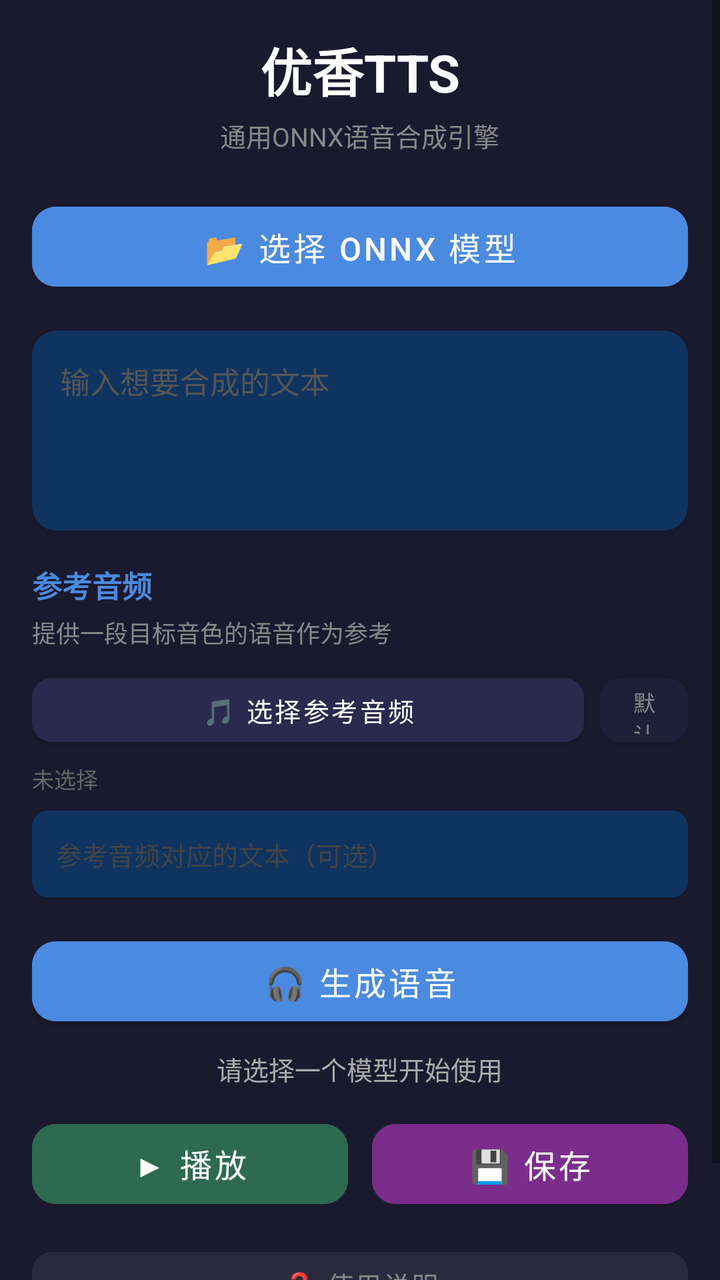
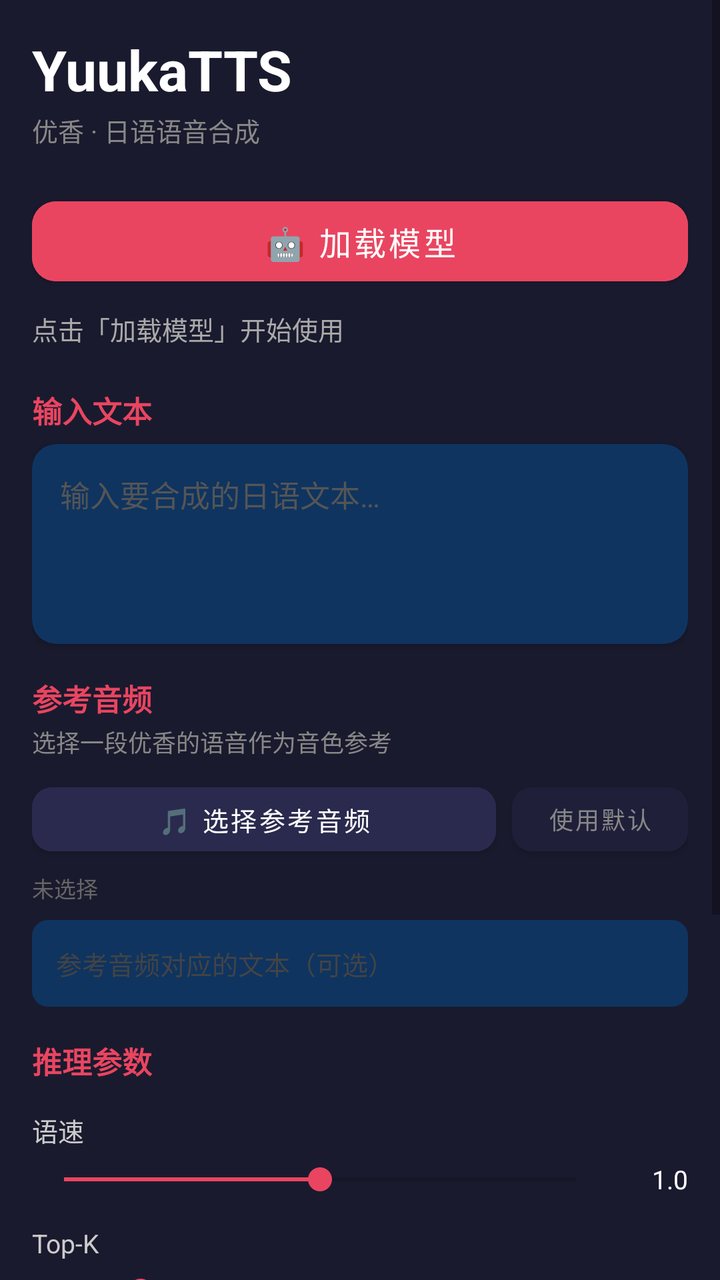

The first picture is an Android layout as it rendered before a commit; the second is the same layout after the commit. The layout source and the unified diff follow.
<!-- AndroidManifest.xml: application theme Theme.YukaTTS -->
<!-- res/layout/activity_main.xml -->
<?xml version="1.0" encoding="utf-8"?>
<ScrollView xmlns:android="http://schemas.android.com/apk/res/android"
    xmlns:app="http://schemas.android.com/apk/res-auto"
    android:layout_width="match_parent"
    android:layout_height="match_parent"
    android:background="#1a1a2e"
    android:fillViewport="true">

    <LinearLayout
        android:layout_width="match_parent"
        android:layout_height="wrap_content"
        android:orientation="vertical"
        android:padding="16dp"
        android:gravity="center_horizontal">

        
        <TextView
            android:layout_width="wrap_content"
            android:layout_height="wrap_content"
            android:text="优香TTS"
            android:textColor="#ffffff"
            android:textSize="26sp"
            android:textStyle="bold"
            android:layout_marginBottom="4dp" />

        <TextView
            android:layout_width="wrap_content"
            android:layout_height="wrap_content"
            android:text="通用ONNX语音合成引擎"
            android:textColor="#888888"
            android:textSize="13sp"
            android:layout_marginBottom="20dp" />

        
        <com.google.android.material.button.MaterialButton
            android:id="@+id/btn_select_model"
            android:layout_width="match_parent"
            android:layout_height="52dp"
            android:text="📂 选择 ONNX 模型"
            android:textColor="#ffffff"
            android:backgroundTint="#4a8ae0"
            android:textSize="16sp"
            app:cornerRadius="12dp" />

        <TextView
            android:id="@+id/model_info"
            android:layout_width="match_parent"
            android:layout_height="wrap_content"
            android:visibility="gone"
            android:textColor="#aaaaaa"
            android:textSize="12sp"
            android:typeface="monospace"
            android:padding="12dp"
            android:layout_marginTop="12dp"
            android:background="#0f3460"
            android:gravity="start" />

        <ProgressBar
            android:id="@+id/progress_bar"
            android:layout_width="match_parent"
            android:layout_height="4dp"
            android:visibility="gone"
            style="?android:attr/progressBarStyleHorizontal"
            android:indeterminate="true"
            android:layout_marginTop="8dp" />

        
        <androidx.cardview.widget.CardView
            android:layout_width="match_parent"
            android:layout_height="wrap_content"
            android:layout_marginTop="16dp"
            app:cardCornerRadius="12dp"
            app:cardBackgroundColor="#0f3460">

            <EditText
                android:id="@+id/text_input"
                android:layout_width="match_parent"
                android:layout_height="100dp"
                android:gravity="top"
                android:padding="14dp"
                android:hint="输入想要合成的文本"
                android:textColorHint="#555555"
                android:textColor="#ffffff"
                android:textSize="15sp"
                android:background="@null"
                android:inputType="textMultiLine"
                android:maxLength="500" />
        </androidx.cardview.widget.CardView>

        
        <LinearLayout
            android:layout_width="match_parent"
            android:layout_height="wrap_content"
            android:orientation="vertical"
            android:layout_marginTop="16dp">

            <TextView
                android:layout_width="wrap_content"
                android:layout_height="wrap_content"
                android:text="参考音频"
                android:textColor="#4a8ae0"
                android:textSize="15sp"
                android:textStyle="bold"
                android:layout_marginBottom="4dp" />

            <TextView
                android:layout_width="wrap_content"
                android:layout_height="wrap_content"
                android:text="提供一段目标音色的语音作为参考"
                android:textColor="#888888"
                android:textSize="12sp"
                android:layout_marginBottom="8dp" />

            <LinearLayout
                android:layout_width="match_parent"
                android:layout_height="wrap_content"
                android:orientation="horizontal"
                android:gravity="center_vertical">

                <com.google.android.material.button.MaterialButton
                    android:id="@+id/btn_ref_audio"
                    android:layout_width="0dp"
                    android:layout_height="44dp"
                    android:layout_weight="1"
                    android:text="🎵 选择参考音频"
                    android:textColor="#ffffff"
                    android:backgroundTint="#2a2a4e"
                    android:textSize="13sp"
                    app:cornerRadius="10dp" />

                <com.google.android.material.button.MaterialButton
                    android:id="@+id/btn_ref_default"
                    android:layout_width="44dp"
                    android:layout_height="44dp"
                    android:text="默认"
                    android:textColor="#888888"
                    android:backgroundTint="#1f1f3a"
                    android:textSize="11sp"
                    app:cornerRadius="10dp"
                    android:layout_marginStart="8dp" />
            </LinearLayout>

            <TextView
                android:id="@+id/ref_audio_name"
                android:layout_width="wrap_content"
                android:layout_height="wrap_content"
                android:text="未选择"
                android:textColor="#666666"
                android:textSize="11sp"
                android:layout_marginTop="4dp" />

            
            <EditText
                android:id="@+id/ref_text_input"
                android:layout_width="match_parent"
                android:layout_height="wrap_content"
                android:layout_marginTop="8dp"
                android:padding="12dp"
                android:hint="参考音频对应的文本（可选）"
                android:textColorHint="#444444"
                android:textColor="#aaaaaa"
                android:textSize="13sp"
                android:background="@drawable/edit_bg"
                android:inputType="textMultiLine"
                android:maxLines="2"
                android:minHeight="40dp" />
        </LinearLayout>

        
        <LinearLayout
            android:layout_width="match_parent"
            android:layout_height="wrap_content"
            android:orientation="vertical"
            android:layout_marginTop="16dp"
            android:visibility="gone"
            android:id="@+id/params_container">

            <LinearLayout
                android:layout_width="match_parent"
                android:layout_height="wrap_content"
                android:orientation="horizontal"
                android:gravity="center_vertical">

                <TextView
                    android:layout_width="0dp"
                    android:layout_height="wrap_content"
                    android:layout_weight="1"
                    android:text="推理参数"
                    android:textColor="#4a8ae0"
                    android:textSize="15sp"
                    android:textStyle="bold" />

                <com.google.android.material.button.MaterialButton
                    android:id="@+id/btn_reset_params"
                    android:layout_width="48dp"
                    android:layout_height="32dp"
                    android:text="重置"
                    android:textColor="#888888"
                    android:backgroundTint="#2a2a3e"
                    android:textSize="11sp"
                    app:cornerRadius="8dp" />
            </LinearLayout>

            
            <TextView
                android:layout_width="wrap_content"
                android:layout_height="wrap_content"
                android:text="语速"
                android:textColor="#cccccc"
                android:textSize="13sp"
                android:layout_marginTop="12dp" />

            <LinearLayout
                android:layout_width="match_parent"
                android:layout_height="wrap_content"
                android:orientation="horizontal"
                android:gravity="center_vertical">

                <SeekBar
                    android:id="@+id/speed_seekbar"
                    android:layout_width="0dp"
                    android:layout_height="30dp"
                    android:layout_weight="1"
                    android:max="100"
                    android:progress="50"
                    android:thumbTint="#4a8ae0" />

                <TextView
                    android:id="@+id/speed_value"
                    android:layout_width="40dp"
                    android:layout_height="wrap_content"
                    android:text="1.0"
                    android:textColor="#ffffff"
                    android:textSize="13sp"
                    android:gravity="end" />
            </LinearLayout>

            
            <TextView
                android:layout_width="wrap_content"
                android:layout_height="wrap_content"
                android:text="top_k"
                android:textColor="#cccccc"
                android:textSize="13sp"
                android:layout_marginTop="8dp" />

            <LinearLayout
                android:layout_width="match_parent"
                android:layout_height="wrap_content"
                android:orientation="horizontal"
                android:gravity="center_vertical">

                <SeekBar
                    android:id="@+id/topk_seekbar"
                    android:layout_width="0dp"
                    android:layout_height="30dp"
                    android:layout_weight="1"
                    android:max="100"
                    android:progress="15"
                    android:thumbTint="#4a8ae0" />

                <TextView
                    android:id="@+id/topk_value"
                    android:layout_width="40dp"
                    android:layout_height="wrap_content"
                    android:text="15"
                    android:textColor="#ffffff"
                    android:textSize="13sp"
                    android:gravity="end" />
            </LinearLayout>

            
            <TextView
                android:layout_width="wrap_content"
                android:layout_height="wrap_content"
                android:text="随机度"
                android:textColor="#cccccc"
                android:textSize="13sp"
                android:layout_marginTop="8dp" />

            <LinearLayout
                android:layout_width="match_parent"
                android:layout_height="wrap_content"
                android:orientation="horizontal"
                android:gravity="center_vertical">

                <SeekBar
                    android:id="@+id/temp_seekbar"
                    android:layout_width="0dp"
                    android:layout_height="30dp"
                    android:layout_weight="1"
                    android:max="100"
                    android:progress="80"
                    android:thumbTint="#4a8ae0" />

                <TextView
                    android:id="@+id/temp_value"
                    android:layout_width="40dp"
                    android:layout_height="wrap_content"
                    android:text="0.8"
                    android:textColor="#ffffff"
                    android:textSize="13sp"
                    android:gravity="end" />
            </LinearLayout>
        </LinearLayout>

        
        <com.google.android.material.button.MaterialButton
            android:id="@+id/btn_generate"
            android:layout_width="match_parent"
            android:layout_height="52dp"
            android:text="🎧 生成语音"
            android:textColor="#ffffff"
            android:backgroundTint="#4a8ae0"
            android:textSize="16sp"
            app:cornerRadius="12dp"
            android:layout_marginTop="16dp" />

        
        <TextView
            android:id="@+id/status_text"
            android:layout_width="wrap_content"
            android:layout_height="wrap_content"
            android:text="请选择一个模型开始使用"
            android:textColor="#aaaaaa"
            android:textSize="13sp"
            android:layout_marginTop="8dp" />

        
        <LinearLayout
            android:layout_width="match_parent"
            android:layout_height="wrap_content"
            android:orientation="horizontal"
            android:gravity="center"
            android:layout_marginTop="12dp">
            <com.google.android.material.button.MaterialButton
                android:id="@+id/btn_play"
                android:layout_width="0dp"
                android:layout_height="52dp"
                android:layout_weight="1"
                android:text="▶ 播放"
                android:textSize="16sp"
                android:textColor="#ffffff"
                android:backgroundTint="#2d6a4f"
                android:enabled="false"
                android:layout_marginEnd="6dp"
                app:cornerRadius="12dp" />
            <com.google.android.material.button.MaterialButton
                android:id="@+id/btn_save"
                android:layout_width="0dp"
                android:layout_height="52dp"
                android:layout_weight="1"
                android:text="💾 保存"
                android:textSize="16sp"
                android:textColor="#ffffff"
                android:backgroundTint="#7b2d8b"
                android:enabled="false"
                android:layout_marginStart="6dp"
                app:cornerRadius="12dp" />
        </LinearLayout>

        
        <com.google.android.material.button.MaterialButton
            android:id="@+id/btn_params_help"
            android:layout_width="match_parent"
            android:layout_height="44dp"
            android:text="❓ 使用说明"
            android:textColor="#888888"
            android:backgroundTint="#2a2a3e"
            android:textSize="13sp"
            app:cornerRadius="10dp"
            android:layout_marginTop="12dp"
            android:layout_marginBottom="24dp" />

    </LinearLayout>
</ScrollView>
<!-- resources referenced by this layout -->
<resources>
  <!-- drawable edit_bg (drawable) -->
  <?xml version="1.0" encoding="utf-8"?>
  <shape xmlns:android="http://schemas.android.com/apk/res/android"
      android:shape="rectangle">
      <solid android:color="#0f3460" />
      <corners android:radius="8dp" />
      <padding android:left="12dp" android:right="12dp" android:top="10dp" android:bottom="10dp" />
  </shape>
  <style name="Theme.YukaTTS" parent="Theme.MaterialComponents.DayNight.NoActionBar">
          <item name="colorPrimary">#4a8ae0</item>
          <item name="colorPrimaryVariant">#3468a0</item>
          <item name="colorOnPrimary">#ffffff</item>
          <item name="colorSecondary">#7b2d8b</item>
          <item name="android:statusBarColor">#1a1a2e</item>
          <item name="android:navigationBarColor">#1a1a2e</item>
      </style>
</resources>

<!-- the commit's change to res/layout/activity_main.xml (unified diff, before → after) -->
@@ -10,50 +10,36 @@
         android:layout_width="match_parent"
         android:layout_height="wrap_content"
         android:orientation="vertical"
-        android:padding="16dp"
-        android:gravity="center_horizontal">
-
-        
-        <TextView
-            android:layout_width="wrap_content"
-            android:layout_height="wrap_content"
-            android:text="优香TTS"
+        android:padding="16dp">
+
+        
+        <TextView
+            android:layout_width="wrap_content"
+            android:layout_height="wrap_content"
+            android:text="YuukaTTS"
             android:textColor="#ffffff"
-            android:textSize="26sp"
+            android:textSize="28sp"
             android:textStyle="bold"
-            android:layout_marginBottom="4dp" />
-
-        <TextView
-            android:layout_width="wrap_content"
-            android:layout_height="wrap_content"
-            android:text="通用ONNX语音合成引擎"
+            android:layout_marginBottom="2dp" />
+
+        <TextView
+            android:layout_width="wrap_content"
+            android:layout_height="wrap_content"
+            android:text="优香 · 日语语音合成"
             android:textColor="#888888"
             android:textSize="13sp"
             android:layout_marginBottom="20dp" />
 
         
         <com.google.android.material.button.MaterialButton
-            android:id="@+id/btn_select_model"
+            android:id="@+id/btn_load_model"
             android:layout_width="match_parent"
             android:layout_height="52dp"
-            android:text="📂 选择 ONNX 模型"
+            android:text="🤖 加载模型"
             android:textColor="#ffffff"
-            android:backgroundTint="#4a8ae0"
+            android:backgroundTint="#e94560"
             android:textSize="16sp"
             app:cornerRadius="12dp" />
-
-        <TextView
-            android:id="@+id/model_info"
-            android:layout_width="match_parent"
-            android:layout_height="wrap_content"
-            android:visibility="gone"
-            android:textColor="#aaaaaa"
-            android:textSize="12sp"
-            android:typeface="monospace"
-            android:padding="12dp"
-            android:layout_marginTop="12dp"
-            android:background="#0f3460"
-            android:gravity="start" />
 
         <ProgressBar
             android:id="@+id/progress_bar"
@@ -64,11 +50,30 @@
             android:indeterminate="true"
             android:layout_marginTop="8dp" />
 
-        
+        <TextView
+            android:id="@+id/status_text"
+            android:layout_width="wrap_content"
+            android:layout_height="wrap_content"
+            android:text="点击「加载模型」开始使用"
+            android:textColor="#aaaaaa"
+            android:textSize="13sp"
+            android:layout_marginTop="8dp"
+            android:layout_marginBottom="4dp" />
+
+        
+        <TextView
+            android:layout_width="wrap_content"
+            android:layout_height="wrap_content"
+            android:text="输入文本"
+            android:textColor="#e94560"
+            android:textSize="15sp"
+            android:textStyle="bold"
+            android:layout_marginTop="16dp"
+            android:layout_marginBottom="6dp" />
+
         <androidx.cardview.widget.CardView
             android:layout_width="match_parent"
             android:layout_height="wrap_content"
-            android:layout_marginTop="16dp"
             app:cardCornerRadius="12dp"
             app:cardBackgroundColor="#0f3460">
 
@@ -76,9 +81,9 @@
                 android:id="@+id/text_input"
                 android:layout_width="match_parent"
                 android:layout_height="100dp"
-                android:gravity="top"
+                android:gravity="top|start"
                 android:padding="14dp"
-                android:hint="输入想要合成的文本"
+                android:hint="输入要合成的日语文本…"
                 android:textColorHint="#555555"
                 android:textColor="#ffffff"
                 android:textSize="15sp"
@@ -88,220 +93,186 @@
         </androidx.cardview.widget.CardView>
 
         
-        <LinearLayout
-            android:layout_width="match_parent"
-            android:layout_height="wrap_content"
-            android:orientation="vertical"
-            android:layout_marginTop="16dp">
+        <TextView
+            android:layout_width="wrap_content"
+            android:layout_height="wrap_content"
+            android:text="参考音频"
+            android:textColor="#e94560"
+            android:textSize="15sp"
+            android:textStyle="bold"
+            android:layout_marginTop="16dp"
+            android:layout_marginBottom="2dp" />
+
+        <TextView
+            android:layout_width="wrap_content"
+            android:layout_height="wrap_content"
+            android:text="选择一段优香的语音作为音色参考"
+            android:textColor="#888888"
+            android:textSize="12sp"
+            android:layout_marginBottom="8dp" />
+
+        <LinearLayout
+            android:layout_width="match_parent"
+            android:layout_height="wrap_content"
+            android:orientation="horizontal"
+            android:gravity="center_vertical">
+
+            <com.google.android.material.button.MaterialButton
+                android:id="@+id/btn_ref_audio"
+                android:layout_width="0dp"
+                android:layout_height="44dp"
+                android:layout_weight="1"
+                android:text="🎵 选择参考音频"
+                android:textColor="#ffffff"
+                android:backgroundTint="#2a2a4e"
+                android:textSize="13sp"
+                app:cornerRadius="10dp" />
+
+            <com.google.android.material.button.MaterialButton
+                android:id="@+id/btn_ref_default"
+                android:layout_width="wrap_content"
+                android:layout_height="44dp"
+                android:text="使用默认"
+                android:textColor="#888888"
+                android:backgroundTint="#1f1f3a"
+                android:textSize="12sp"
+                app:cornerRadius="10dp"
+                android:layout_marginStart="8dp"
+                android:paddingHorizontal="12dp" />
+        </LinearLayout>
+
+        <TextView
+            android:id="@+id/ref_audio_name"
+            android:layout_width="wrap_content"
+            android:layout_height="wrap_content"
+            android:text="未选择"
+            android:textColor="#666666"
+            android:textSize="11sp"
+            android:layout_marginTop="4dp" />
+
+        <EditText
+            android:id="@+id/ref_text_input"
+            android:layout_width="match_parent"
+            android:layout_height="wrap_content"
+            android:layout_marginTop="8dp"
+            android:padding="12dp"
+            android:hint="参考音频对应的文本（可选）"
+            android:textColorHint="#444444"
+            android:textColor="#aaaaaa"
+            android:textSize="13sp"
+            android:background="@drawable/edit_bg"
+            android:inputType="textMultiLine"
+            android:maxLines="2"
+            android:minHeight="40dp" />
+
+        
+        <TextView
+            android:layout_width="wrap_content"
+            android:layout_height="wrap_content"
+            android:text="推理参数"
+            android:textColor="#e94560"
+            android:textSize="15sp"
+            android:textStyle="bold"
+            android:layout_marginTop="16dp"
+            android:layout_marginBottom="6dp" />
+
+        <TextView
+            android:layout_width="wrap_content"
+            android:layout_height="wrap_content"
+            android:text="语速"
+            android:textColor="#cccccc"
+            android:textSize="13sp"
+            android:layout_marginTop="8dp" />
+
+        <LinearLayout
+            android:layout_width="match_parent"
+            android:layout_height="wrap_content"
+            android:orientation="horizontal"
+            android:gravity="center_vertical">
+
+            <SeekBar
+                android:id="@+id/speed_seekbar"
+                android:layout_width="0dp"
+                android:layout_height="30dp"
+                android:layout_weight="1"
+                android:max="100"
+                android:progress="50"
+                android:thumbTint="#e94560" />
 
             <TextView
-                android:layout_width="wrap_content"
+                android:id="@+id/speed_value"
+                android:layout_width="40dp"
                 android:layout_height="wrap_content"
-                android:text="参考音频"
-                android:textColor="#4a8ae0"
-                android:textSize="15sp"
-                android:textStyle="bold"
-                android:layout_marginBottom="4dp" />
+                android:text="1.0"
+                android:textColor="#ffffff"
+                android:textSize="13sp"
+                android:gravity="end" />
+        </LinearLayout>
+
+        <TextView
+            android:layout_width="wrap_content"
+            android:layout_height="wrap_content"
+            android:text="Top-K"
+            android:textColor="#cccccc"
+            android:textSize="13sp"
+            android:layout_marginTop="8dp" />
+
+        <LinearLayout
+            android:layout_width="match_parent"
+            android:layout_height="wrap_content"
+            android:orientation="horizontal"
+            android:gravity="center_vertical">
+
+            <SeekBar
+                android:id="@+id/topk_seekbar"
+                android:layout_width="0dp"
+                android:layout_height="30dp"
+                android:layout_weight="1"
+                android:max="100"
+                android:progress="15"
+                android:thumbTint="#e94560" />
 
             <TextView
-                android:layout_width="wrap_content"
+                android:id="@+id/topk_value"
+                android:layout_width="40dp"
                 android:layout_height="wrap_content"
-                android:text="提供一段目标音色的语音作为参考"
-                android:textColor="#888888"
-                android:textSize="12sp"
-                android:layout_marginBottom="8dp" />
-
-            <LinearLayout
-                android:layout_width="match_parent"
+                android:text="15"
+                android:textColor="#ffffff"
+                android:textSize="13sp"
+                android:gravity="end" />
+        </LinearLayout>
+
+        <TextView
+            android:layout_width="wrap_content"
+            android:layout_height="wrap_content"
+            android:text="随机度"
+            android:textColor="#cccccc"
+            android:textSize="13sp"
+            android:layout_marginTop="8dp" />
+
+        <LinearLayout
+            android:layout_width="match_parent"
+            android:layout_height="wrap_content"
+            android:orientation="horizontal"
+            android:gravity="center_vertical">
+
+            <SeekBar
+                android:id="@+id/temp_seekbar"
+                android:layout_width="0dp"
+                android:layout_height="30dp"
+                android:layout_weight="1"
+                android:max="100"
+                android:progress="80"
+                android:thumbTint="#e94560" />
+
+            <TextView
+                android:id="@+id/temp_value"
+                android:layout_width="40dp"
                 android:layout_height="wrap_content"
-                android:orientation="horizontal"
-                android:gravity="center_vertical">
-
-                <com.google.android.material.button.MaterialButton
-                    android:id="@+id/btn_ref_audio"
-                    android:layout_width="0dp"
-                    android:layout_height="44dp"
-                    android:layout_weight="1"
-                    android:text="🎵 选择参考音频"
-                    android:textColor="#ffffff"
-                    android:backgroundTint="#2a2a4e"
-                    android:textSize="13sp"
-                    app:cornerRadius="10dp" />
-
-                <com.google.android.material.button.MaterialButton
-                    android:id="@+id/btn_ref_default"
-                    android:layout_width="44dp"
-                    android:layout_height="44dp"
-                    android:text="默认"
-                    android:textColor="#888888"
-                    android:backgroundTint="#1f1f3a"
-                    android:textSize="11sp"
-                    app:cornerRadius="10dp"
-                    android:layout_marginStart="8dp" />
-            </LinearLayout>
-
-            <TextView
-                android:id="@+id/ref_audio_name"
-                android:layout_width="wrap_content"
-                android:layout_height="wrap_content"
-                android:text="未选择"
-                android:textColor="#666666"
-                android:textSize="11sp"
-                android:layout_marginTop="4dp" />
-
-            
-            <EditText
-                android:id="@+id/ref_text_input"
-                android:layout_width="match_parent"
-                android:layout_height="wrap_content"
-                android:layout_marginTop="8dp"
-                android:padding="12dp"
-                android:hint="参考音频对应的文本（可选）"
-                android:textColorHint="#444444"
-                android:textColor="#aaaaaa"
+                android:text="0.80"
+                android:textColor="#ffffff"
                 android:textSize="13sp"
-                android:background="@drawable/edit_bg"
-                android:inputType="textMultiLine"
-                android:maxLines="2"
-                android:minHeight="40dp" />
-        </LinearLayout>
-
-        
-        <LinearLayout
-            android:layout_width="match_parent"
-            android:layout_height="wrap_content"
-            android:orientation="vertical"
-            android:layout_marginTop="16dp"
-            android:visibility="gone"
-            android:id="@+id/params_container">
-
-            <LinearLayout
-                android:layout_width="match_parent"
-                android:layout_height="wrap_content"
-                android:orientation="horizontal"
-                android:gravity="center_vertical">
-
-                <TextView
-                    android:layout_width="0dp"
-                    android:layout_height="wrap_content"
-                    android:layout_weight="1"
-                    android:text="推理参数"
-                    android:textColor="#4a8ae0"
-                    android:textSize="15sp"
-                    android:textStyle="bold" />
-
-                <com.google.android.material.button.MaterialButton
-                    android:id="@+id/btn_reset_params"
-                    android:layout_width="48dp"
-                    android:layout_height="32dp"
-                    android:text="重置"
-                    android:textColor="#888888"
-                    android:backgroundTint="#2a2a3e"
-                    android:textSize="11sp"
-                    app:cornerRadius="8dp" />
-            </LinearLayout>
-
-            
-            <TextView
-                android:layout_width="wrap_content"
-                android:layout_height="wrap_content"
-                android:text="语速"
-                android:textColor="#cccccc"
-                android:textSize="13sp"
-                android:layout_marginTop="12dp" />
-
-            <LinearLayout
-                android:layout_width="match_parent"
-                android:layout_height="wrap_content"
-                android:orientation="horizontal"
-                android:gravity="center_vertical">
-
-                <SeekBar
-                    android:id="@+id/speed_seekbar"
-                    android:layout_width="0dp"
-                    android:layout_height="30dp"
-                    android:layout_weight="1"
-                    android:max="100"
-                    android:progress="50"
-                    android:thumbTint="#4a8ae0" />
-
-                <TextView
-                    android:id="@+id/speed_value"
-                    android:layout_width="40dp"
-                    android:layout_height="wrap_content"
-                    android:text="1.0"
-                    android:textColor="#ffffff"
-                    android:textSize="13sp"
-                    android:gravity="end" />
-            </LinearLayout>
-
-            
-            <TextView
-                android:layout_width="wrap_content"
-                android:layout_height="wrap_content"
-                android:text="top_k"
-                android:textColor="#cccccc"
-                android:textSize="13sp"
-                android:layout_marginTop="8dp" />
-
-            <LinearLayout
-                android:layout_width="match_parent"
-                android:layout_height="wrap_content"
-                android:orientation="horizontal"
-                android:gravity="center_vertical">
-
-                <SeekBar
-                    android:id="@+id/topk_seekbar"
-                    android:layout_width="0dp"
-                    android:layout_height="30dp"
-                    android:layout_weight="1"
-                    android:max="100"
-                    android:progress="15"
-                    android:thumbTint="#4a8ae0" />
-
-                <TextView
-                    android:id="@+id/topk_value"
-                    android:layout_width="40dp"
-                    android:layout_height="wrap_content"
-                    android:text="15"
-                    android:textColor="#ffffff"
-                    android:textSize="13sp"
-                    android:gravity="end" />
-            </LinearLayout>
-
-            
-            <TextView
-                android:layout_width="wrap_content"
-                android:layout_height="wrap_content"
-                android:text="随机度"
-                android:textColor="#cccccc"
-                android:textSize="13sp"
-                android:layout_marginTop="8dp" />
-
-            <LinearLayout
-                android:layout_width="match_parent"
-                android:layout_height="wrap_content"
-                android:orientation="horizontal"
-                android:gravity="center_vertical">
-
-                <SeekBar
-                    android:id="@+id/temp_seekbar"
-                    android:layout_width="0dp"
-                    android:layout_height="30dp"
-                    android:layout_weight="1"
-                    android:max="100"
-                    android:progress="80"
-                    android:thumbTint="#4a8ae0" />
-
-                <TextView
-                    android:id="@+id/temp_value"
-                    android:layout_width="40dp"
-                    android:layout_height="wrap_content"
-                    android:text="0.8"
-                    android:textColor="#ffffff"
-                    android:textSize="13sp"
-                    android:gravity="end" />
-            </LinearLayout>
+                android:gravity="end" />
         </LinearLayout>
 
         
@@ -311,28 +282,19 @@
             android:layout_height="52dp"
             android:text="🎧 生成语音"
             android:textColor="#ffffff"
-            android:backgroundTint="#4a8ae0"
+            android:backgroundTint="#e94560"
             android:textSize="16sp"
             app:cornerRadius="12dp"
             android:layout_marginTop="16dp" />
 
         
-        <TextView
-            android:id="@+id/status_text"
-            android:layout_width="wrap_content"
-            android:layout_height="wrap_content"
-            android:text="请选择一个模型开始使用"
-            android:textColor="#aaaaaa"
-            android:textSize="13sp"
-            android:layout_marginTop="8dp" />
-
-        
-        <LinearLayout
-            android:layout_width="match_parent"
-            android:layout_height="wrap_content"
-            android:orientation="horizontal"
-            android:gravity="center"
-            android:layout_marginTop="12dp">
+        <LinearLayout
+            android:layout_width="match_parent"
+            android:layout_height="wrap_content"
+            android:orientation="horizontal"
+            android:layout_marginTop="10dp"
+            android:gravity="center">
+
             <com.google.android.material.button.MaterialButton
                 android:id="@+id/btn_play"
                 android:layout_width="0dp"
@@ -345,6 +307,7 @@
                 android:enabled="false"
                 android:layout_marginEnd="6dp"
                 app:cornerRadius="12dp" />
+
             <com.google.android.material.button.MaterialButton
                 android:id="@+id/btn_save"
                 android:layout_width="0dp"
@@ -353,24 +316,16 @@
                 android:text="💾 保存"
                 android:textSize="16sp"
                 android:textColor="#ffffff"
-                android:backgroundTint="#7b2d8b"
+                android:backgroundTint="#0f3460"
                 android:enabled="false"
                 android:layout_marginStart="6dp"
                 app:cornerRadius="12dp" />
         </LinearLayout>
 
         
-        <com.google.android.material.button.MaterialButton
-            android:id="@+id/btn_params_help"
-            android:layout_width="match_parent"
-            android:layout_height="44dp"
-            android:text="❓ 使用说明"
-            android:textColor="#888888"
-            android:backgroundTint="#2a2a3e"
-            android:textSize="13sp"
-            app:cornerRadius="10dp"
-            android:layout_marginTop="12dp"
-            android:layout_marginBottom="24dp" />
+        <View
+            android:layout_width="match_parent"
+            android:layout_height="32dp" />
 
     </LinearLayout>
 </ScrollView>
<!-- resource entries referenced after the edit -->
@@ -8,11 +8,11 @@
       <corners android:radius="8dp" />
       <padding android:left="12dp" android:right="12dp" android:top="10dp" android:bottom="10dp" />
   </shape>
-  <style name="Theme.YukaTTS" parent="Theme.MaterialComponents.DayNight.NoActionBar">
-          <item name="colorPrimary">#4a8ae0</item>
-          <item name="colorPrimaryVariant">#3468a0</item>
+  <style name="Theme.YuukaTTS" parent="Theme.MaterialComponents.DayNight.NoActionBar">
+          <item name="colorPrimary">#e94560</item>
+          <item name="colorPrimaryVariant">#c73e54</item>
           <item name="colorOnPrimary">#ffffff</item>
-          <item name="colorSecondary">#7b2d8b</item>
+          <item name="colorSecondary">#e94560</item>
           <item name="android:statusBarColor">#1a1a2e</item>
           <item name="android:navigationBarColor">#1a1a2e</item>
       </style>
